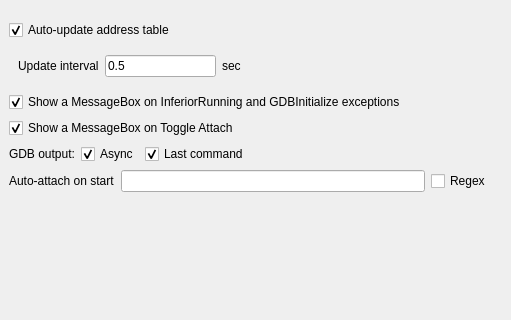
korcankaraokcu/PINCE, file GUI/SettingsDialog.ui: the form before one commit; both pictures show x 147 to 658 and y 0 to 320 of the 658 by 559 pixel window.
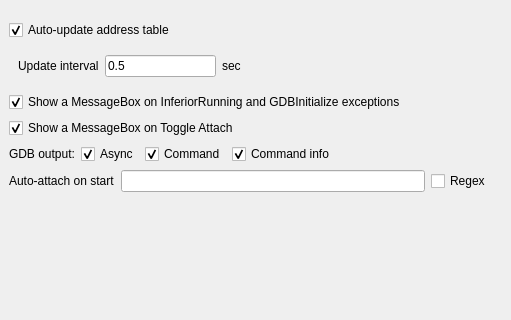
The form after the commit.

Commit message: Refactor gdb_output_mode and add command_output to it

The edit to the form file:
```diff
--- a/GUI/SettingsDialog.ui
+++ b/GUI/SettingsDialog.ui
@@ -178,7 +178,17 @@
                <item>
                 <widget class="QCheckBox" name="checkBox_OutputModeLastCommand">
                  <property name="text">
-                  <string>Last command</string>
+                  <string>Command</string>
+                 </property>
+                 <property name="checked">
+                  <bool>true</bool>
+                 </property>
+                </widget>
+               </item>
+               <item>
+                <widget class="QCheckBox" name="checkBox_OutputModeCommandInfo">
+                 <property name="text">
+                  <string>Command info</string>
                  </property>
                  <property name="checked">
                   <bool>true</bool>
```
Left out of the diff: 2 changed lines with no effect on the pictures. The commit also changes 4 other files.
